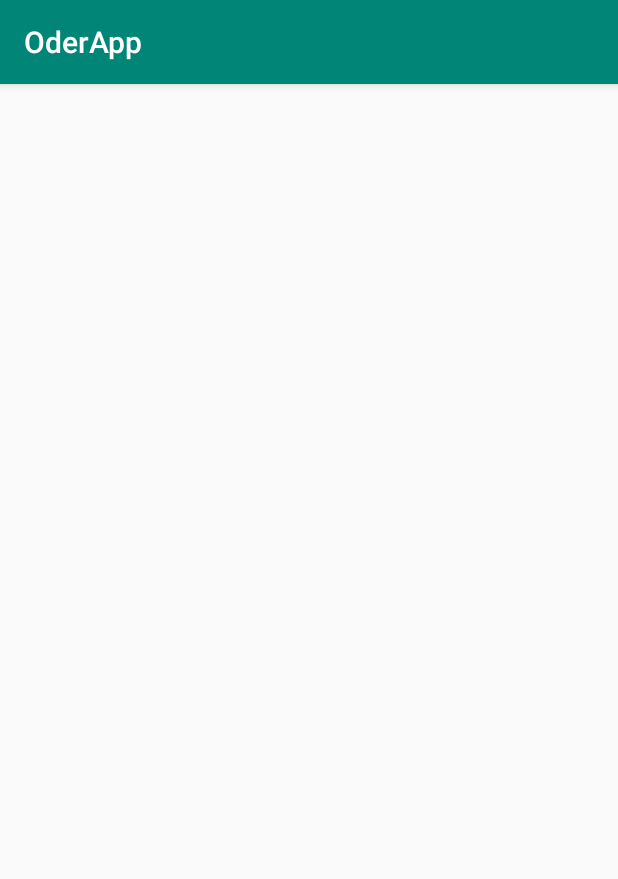
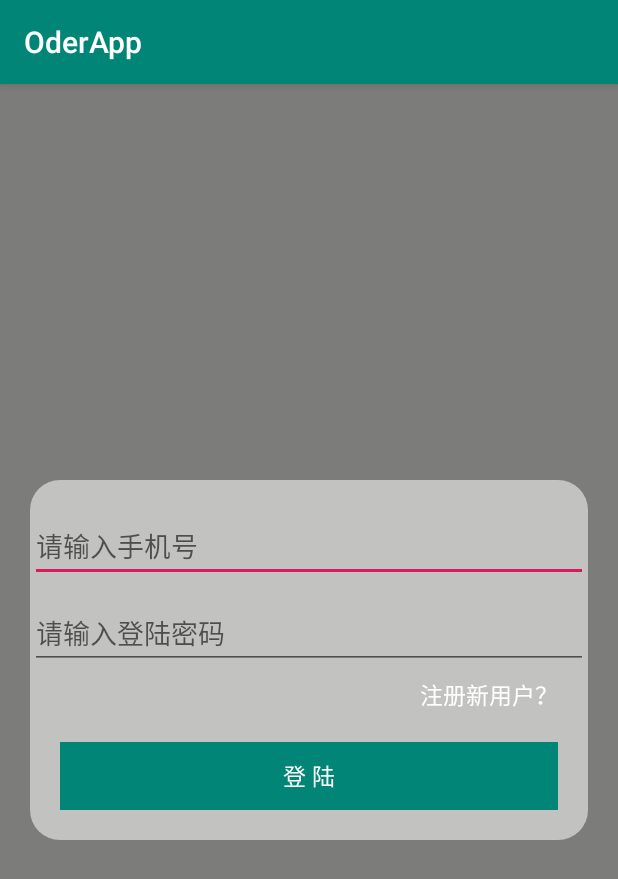
Before and after one commit to xiedong11/FoodOrder, an Android app: the screen it shows after launch (MainActivity before the commit, LoginActivity after it), on a phone screen of 412 x 824 dp. Shown: the top 879 px of the screen. Run offline under Robolectric (Android 15) with nearby library versions, the phone set to English and light mode, and no system bars; our stand-ins replace ButterKnife; libraries missing offline, so code that uses them is left out: cn.bmob.v3; 1 statement that could not run was skipped.

Commit message:
完善登陆注册逻辑

```diff
--- /dev/null
+++ b/app/src/main/java/com/zhuandian/oderapp/APP.java
@@ -0,0 +1,20 @@
+package com.zhuandian.oderapp;
+
+import android.app.Application;
+
+import com.zhuandian.oderapp.Utils.Constant;
+
+import cn.bmob.v3.Bmob;
+
+/**
+ * desc :
+ * author：xiedong
+ * data：2018/12/28
+ */
+public class APP extends Application {
+    @Override
+    public void onCreate() {
+        super.onCreate();
+        Bmob.initialize(this, Constant.APP_ID);
+    }
+}
--- a/app/src/main/java/com/zhuandian/oderapp/MainActivity.java
+++ b/app/src/main/java/com/zhuandian/oderapp/MainActivity.java
@@ -23,7 +23,6 @@ public class MainActivity extends AppCompatActivity {
         super.onCreate(savedInstanceState);
         setContentView(R.layout.activity_main);
         ButterKnife.bind(this);
-        Bmob.initialize(this, Constant.APP_ID);
         initView();
     }
 
--- /dev/null
+++ b/app/src/main/java/com/zhuandian/oderapp/login/LoginActivity.java
@@ -0,0 +1,76 @@
+package com.zhuandian.oderapp.login;
+
+import android.content.Intent;
+import android.os.Bundle;
+import android.support.v7.app.AppCompatActivity;
+import android.text.TextUtils;
+import android.view.View;
+import android.widget.EditText;
+import android.widget.TextView;
+import android.widget.Toast;
+
+import com.zhuandian.oderapp.MainActivity;
+import com.zhuandian.oderapp.R;
+import com.zhuandian.oderapp.entity.UserEntity;
+
+import butterknife.BindView;
+import butterknife.ButterKnife;
+import butterknife.OnClick;
+import cn.bmob.v3.exception.BmobException;
+import cn.bmob.v3.listener.SaveListener;
+
+public class LoginActivity extends AppCompatActivity {
+
+    @BindView(R.id.et_username)
+    EditText etUsername;
+    @BindView(R.id.et_password)
+    EditText etPassword;
+    @BindView(R.id.tv_user_register)
+    TextView tvUserRegister;
+    @BindView(R.id.tv_login)
+    TextView tvLogin;
+    private String userName;
+    private String passWord;
+
+    @Override
+    protected void onCreate(Bundle savedInstanceState) {
+        super.onCreate(savedInstanceState);
+        setContentView(R.layout.activity_login);
+        ButterKnife.bind(this);
+    }
+
+    @OnClick({R.id.tv_user_register, R.id.tv_login})
+    public void onClick(View view) {
+        switch (view.getId()) {
+            case R.id.tv_user_register:
+                startActivity(new Intent(LoginActivity.this, UserRegisterActivity.class));
+                break;
+            case R.id.tv_login:
+                doLogin();
+                break;
+        }
+    }
+
+    private void doLogin() {
+        userName = etUsername.getText().toString();
+        passWord = etPassword.getText().toString();
+        if (TextUtils.isEmpty(userName) || TextUtils.isEmpty(passWord)) {
+            Toast.makeText(this, "请完善登陆信息...", Toast.LENGTH_SHORT).show();
+        } else {
+            UserEntity userEntity = new UserEntity();
+            userEntity.setUsername(userName);
+            userEntity.setPassword(passWord);
+            userEntity.login(new SaveListener<Object>() {
+                @Override
+                public void done(Object o, BmobException e) {
+                    if (e == null) {
+                        startActivity(new Intent(LoginActivity.this, MainActivity.class));
+                        finish();
+                    } else {
+                        Toast.makeText(LoginActivity.this, "登陆失败...", Toast.LENGTH_SHORT).show();
+                    }
+                }
+            });
+        }
+    }
+}
--- /dev/null
+++ b/app/src/main/res/drawable/shape_login_bg.xml
@@ -0,0 +1,6 @@
+<?xml version="1.0" encoding="utf-8"?>
+<shape xmlns:android="http://schemas.android.com/apk/res/android"
+    android:shape="rectangle">
+    <solid android:color="#88ffffff" />
+    <corners android:radius="20dp" />
+</shape>
--- /dev/null
+++ b/app/src/main/res/layout/activity_login.xml
@@ -0,0 +1,55 @@
+<?xml version="1.0" encoding="utf-8"?>
+<LinearLayout xmlns:android="http://schemas.android.com/apk/res/android"
+    android:layout_width="match_parent"
+    android:layout_height="match_parent"
+    android:background="#aa3e3e3b">
+
+    <RelativeLayout
+        android:layout_width="match_parent"
+        android:layout_height="240dp"
+        android:layout_gravity="center"
+        android:layout_margin="20dp"
+        android:background="@drawable/shape_login_bg">
+
+        <EditText
+            android:id="@+id/et_username"
+            android:layout_width="match_parent"
+            android:layout_height="wrap_content"
+            android:layout_marginTop="20dp"
+            android:hint="请输入手机号" />
+
+        <EditText
+            android:id="@+id/et_password"
+            android:layout_width="match_parent"
+            android:layout_height="wrap_content"
+            android:layout_below="@+id/et_username"
+            android:layout_marginTop="10dp"
+            android:hint="请输入登陆密码"
+            android:inputType="numberPassword" />
+
+        <TextView
+            android:id="@+id/tv_user_register"
+            android:layout_width="wrap_content"
+            android:layout_height="wrap_content"
+            android:layout_below="@+id/et_password"
+            android:layout_alignParentRight="true"
+            android:layout_marginTop="5dp"
+            android:layout_marginRight="20dp"
+            android:gravity="center"
+            android:text="注册新用户？"
+            android:textColor="#fff"
+            android:textSize="15sp" />
+
+        <TextView
+            android:id="@+id/tv_login"
+            android:layout_width="match_parent"
+            android:layout_height="45dp"
+            android:layout_below="@+id/tv_user_register"
+            android:layout_margin="20dp"
+            android:background="@color/colorPrimary"
+            android:gravity="center"
+            android:text="登 陆"
+            android:textColor="#fff"
+            android:textSize="15sp" />
+    </RelativeLayout>
+</LinearLayout>
```
Also changed, not shown: app/src/main/AndroidManifest.xml (+13 -7 lines), app/src/main/java/com/zhuandian/oderapp/entity/UserEntity.java (added, +11 -0 lines), app/src/main/java/com/zhuandian/oderapp/login/UserRegisterActivity.java (added, +87 -0 lines), app/src/main/res/layout/activity_user_register.xml (added, +42 -0 lines).
